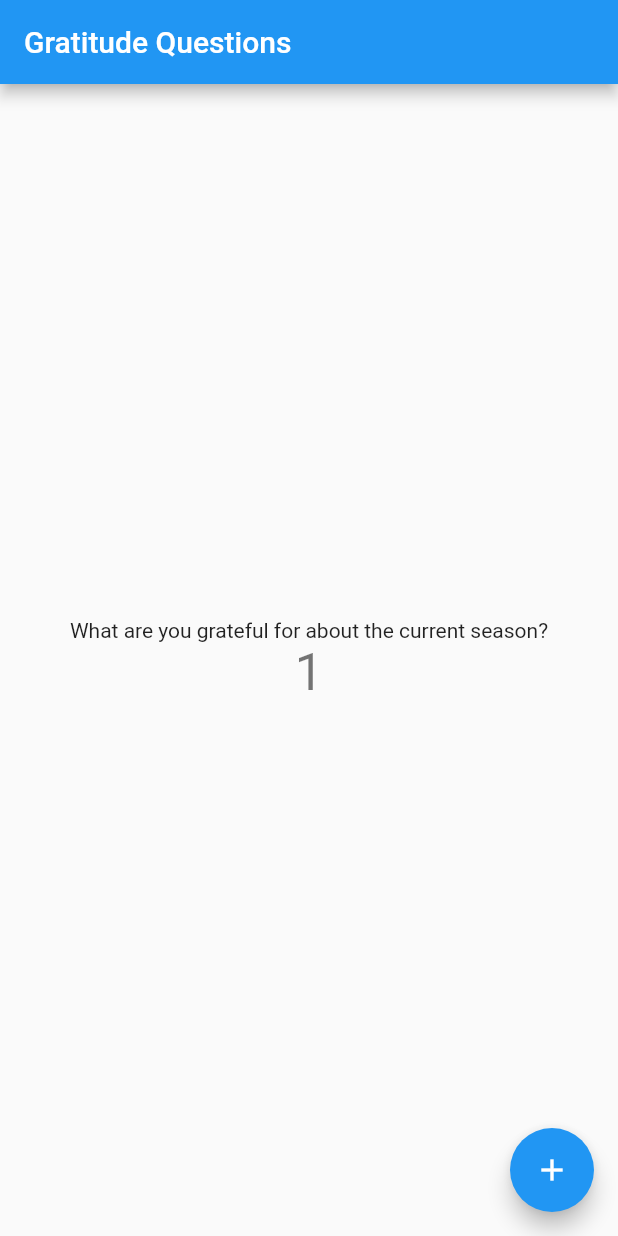
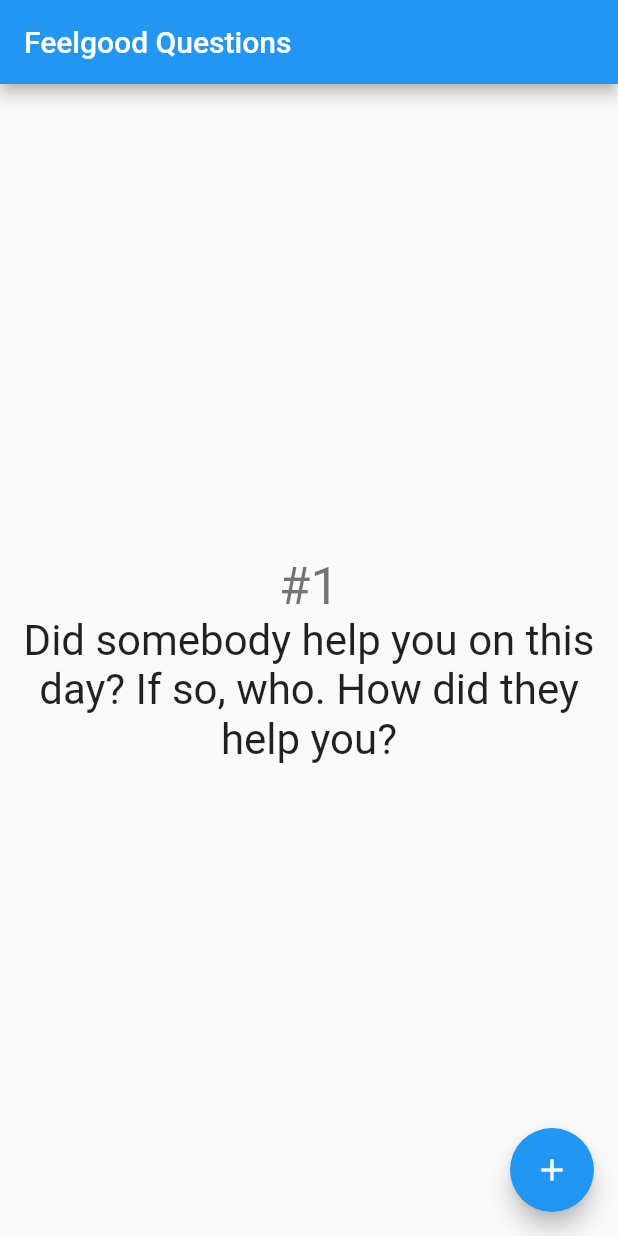
Before and after one commit to david-tangelent/gratitude_questions, a Flutter app: the screen it shows after launch, after a tap on the "add" icon, on a phone screen of 412 x 824 dp. Run offline on Flutter 3.47's test engine with Material 2 defaults, Android fonts, the light colour scheme and no system bars.

Commit message:
change app title, randomize questions

```diff
--- a/lib/main.dart
+++ b/lib/main.dart
@@ -1,4 +1,5 @@
 import 'package:flutter/material.dart';
+import 'dart:math';
 
 void main() {
   runApp(MyApp());
@@ -6,7 +7,7 @@ void main() {
 
 class MyApp extends StatelessWidget {
   MyApp({Key? key}) : super(key: key);
-  final String title = 'Gratitude Questions';
+  final String title = 'Feelgood Questions';
   final List<String> questions = [
     "What is something that made you laugh?",
     "What are you grateful for about the current season?",
@@ -67,11 +68,12 @@ class MyHomePage extends StatefulWidget {
 
 class _MyHomePageState extends State<MyHomePage> {
   int _counter = 0;
+  final _random = Random();
 
   void _incrementCounter() {
     setState(
       () {
-        if (_counter < widget.questions.length) {
+        if (_counter < widget.questions.length - 1) {
           _counter++;
         } else {
           _counter = 0;
@@ -91,11 +93,13 @@ class _MyHomePageState extends State<MyHomePage> {
           mainAxisAlignment: MainAxisAlignment.center,
           children: <Widget>[
             Text(
-              widget.questions[_counter],
+              '#$_counter',
+              style: Theme.of(context).textTheme.headline4,
             ),
             Text(
-              '$_counter',
-              style: Theme.of(context).textTheme.headline4,
+              widget.questions[_random.nextInt(widget.questions.length)],
+              style: const TextStyle(fontSize: 28),
+              textAlign: TextAlign.center,
             ),
           ],
         ),
```
